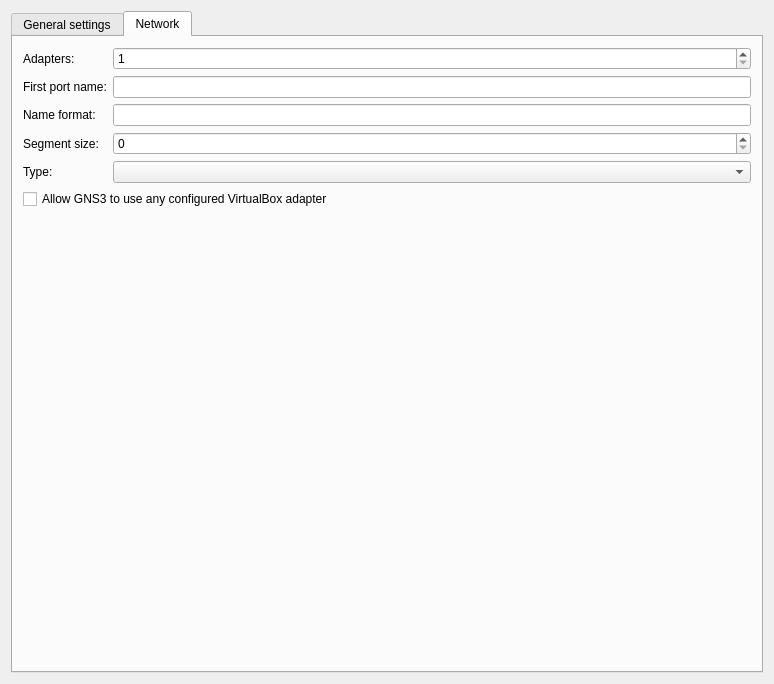
Before: the Qt Designer form gns3/modules/virtualbox/ui/virtualbox_vm_configuration_page.ui in GNS3/gns3-gui, drawn with Qt 5.
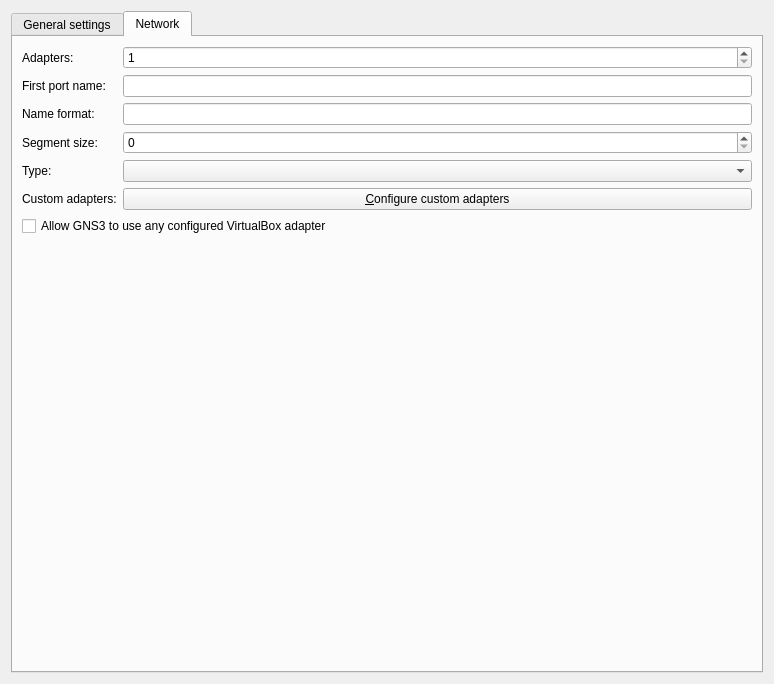
After: the same form once the commit is applied. The open tabs and pages were chosen to show the change.

Commit message: Possibility to customize port names and adapter types for Qemu, VirtualBox, VMware and Docker. Fixes #2361. MAC addresses can customized for Qemu as well.

```diff
--- a/gns3/modules/virtualbox/ui/virtualbox_vm_configuration_page.ui
+++ b/gns3/modules/virtualbox/ui/virtualbox_vm_configuration_page.ui
@@ -189,19 +189,6 @@
        <string>Network</string>
       </attribute>
       <layout class="QGridLayout" name="gridLayout_2">
-       <property name="margin">
-        <number>10</number>
-       </property>
-       <item row="3" column="1">
-        <widget class="QSpinBox" name="uiPortSegmentSizeSpinBox">
-         <property name="maximum">
-          <number>128</number>
-         </property>
-         <property name="singleStep">
-          <number>4</number>
-         </property>
-        </widget>
-       </item>
        <item row="0" column="0">
         <widget class="QLabel" name="uiAdaptersLabel">
          <property name="text">
@@ -209,31 +196,59 @@
          </property>
         </widget>
        </item>
-       <item row="0" column="1">
-        <widget class="QSpinBox" name="uiAdaptersSpinBox">
-         <property name="minimum">
-          <number>1</number>
+       <item row="1" column="0">
+        <widget class="QLabel" name="uiFirstPortNameLabel">
+         <property name="text">
+          <string>First port name:</string>
          </property>
-         <property name="maximum">
-          <number>36</number>
+        </widget>
+       </item>
+       <item row="2" column="0">
+        <widget class="QLabel" name="uiPortNameFormatLabel">
+         <property name="toolTip">
+          <string>&lt;html&gt;&lt;head/&gt;&lt;body&gt;&lt;p&gt;{0} - the port number, from 0 to the number of adapters-1.&lt;/p&gt;&lt;p&gt;{1} - the segment number, from 0 to the number of segments-1.&lt;/p&gt;&lt;p&gt;{port0} - named alias for {0}.&lt;/p&gt;&lt;p&gt;{port1} - the port number, from 1 to the number of adapters.&lt;/p&gt;&lt;p&gt;{segment0} - named alias for {1}.&lt;/p&gt;&lt;p&gt;{segment1} - the segment number, from 1 to the number of segments.&lt;/p&gt;&lt;/body&gt;&lt;/html&gt;</string>
          </property>
+         <property name="text">
+          <string>Name format:</string>
+         </property>
         </widget>
        </item>
-       <item row="5" column="0">
+       <item row="3" column="0">
+        <widget class="QLabel" name="uiPortSegmentSizeLabel">
+         <property name="text">
+          <string>Segment size:</string>
+         </property>
+        </widget>
+       </item>
+       <item row="4" column="0">
         <widget class="QLabel" name="label">
          <property name="text">
           <string>Type:</string>
          </property>
         </widget>
        </item>
-       <item row="6" column="0" colspan="2">
+       <item row="5" column="0" colspan="2">
+        <widget class="QLabel" name="uiCustomAdaptersLabel">
+         <property name="text">
+          <string>Custom adapters:</string>
+         </property>
+        </widget>
+       </item>
+       <item row="5" column="2">
+        <widget class="QPushButton" name="uiCustomAdaptersConfigurationPushButton">
+         <property name="text">
+          <string>&amp;Configure custom adapters</string>
+         </property>
+        </widget>
+       </item>
+       <item row="6" column="0" colspan="3">
         <widget class="QCheckBox" name="uiUseAnyAdapterCheckBox">
          <property name="text">
           <string>Allow GNS3 to use any configured VirtualBox adapter</string>
          </property>
         </widget>
        </item>
-       <item row="7" column="1">
+       <item row="7" column="2">
         <spacer name="spacer">
          <property name="orientation">
           <enum>Qt::Vertical</enum>
@@ -246,21 +261,7 @@
          </property>
         </spacer>
        </item>
-       <item row="2" column="1">
-        <widget class="QLineEdit" name="uiPortNameFormatLineEdit">
-         <property name="text">
-          <string/>
-         </property>
-        </widget>
-       </item>
-       <item row="3" column="0">
-        <widget class="QLabel" name="uiPortSegmentSizeLabel">
-         <property name="text">
-          <string>Segment size:</string>
-         </property>
-        </widget>
-       </item>
-       <item row="5" column="1">
+       <item row="4" column="2">
         <widget class="QComboBox" name="uiAdapterTypesComboBox">
          <property name="sizePolicy">
           <sizepolicy hsizetype="Expanding" vsizetype="Fixed">
@@ -270,26 +271,36 @@
          </property>
         </widget>
        </item>
-       <item row="2" column="0">
-        <widget class="QLabel" name="uiPortNameFormatLabel">
-         <property name="toolTip">
-          <string>&lt;html&gt;&lt;head/&gt;&lt;body&gt;&lt;p&gt;{0} - the port number, from 0 to the number of adapters-1.&lt;/p&gt;&lt;p&gt;{1} - the segment number, from 0 to the number of segments-1.&lt;/p&gt;&lt;p&gt;{port0} - named alias for {0}.&lt;/p&gt;&lt;p&gt;{port1} - the port number, from 1 to the number of adapters.&lt;/p&gt;&lt;p&gt;{segment0} - named alias for {1}.&lt;/p&gt;&lt;p&gt;{segment1} - the segment number, from 1 to the number of segments.&lt;/p&gt;&lt;/body&gt;&lt;/html&gt;</string>
+       <item row="3" column="2">
+        <widget class="QSpinBox" name="uiPortSegmentSizeSpinBox">
+         <property name="maximum">
+          <number>128</number>
          </property>
-         <property name="text">
-          <string>Name format:</string>
+         <property name="singleStep">
+          <number>4</number>
          </property>
         </widget>
        </item>
-       <item row="1" column="0">
-        <widget class="QLabel" name="uiFirstPortNameLabel">
+       <item row="2" column="2">
+        <widget class="QLineEdit" name="uiPortNameFormatLineEdit">
          <property name="text">
-          <string>First port name:</string>
+          <string/>
          </property>
         </widget>
        </item>
-       <item row="1" column="1">
+       <item row="1" column="2">
         <widget class="QLineEdit" name="uiFirstPortNameLineEdit"/>
        </item>
+       <item row="0" column="2">
+        <widget class="QSpinBox" name="uiAdaptersSpinBox">
+         <property name="minimum">
+          <number>1</number>
+         </property>
+         <property name="maximum">
+          <number>36</number>
+         </property>
+        </widget>
+       </item>
       </layout>
      </widget>
     </widget>
```
The commit also changes 24 other files.
